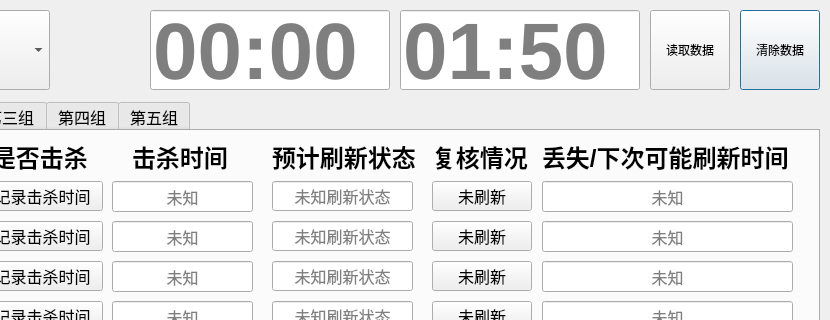
Above: qt6UI/BossKill.ui from Mrwangjundaoyou/Artale-Boss-killrecord before the change; both pictures show x 180 to 1010 and y 0 to 320 of the 1010 by 1100 pixel window. Below: the same form after it.
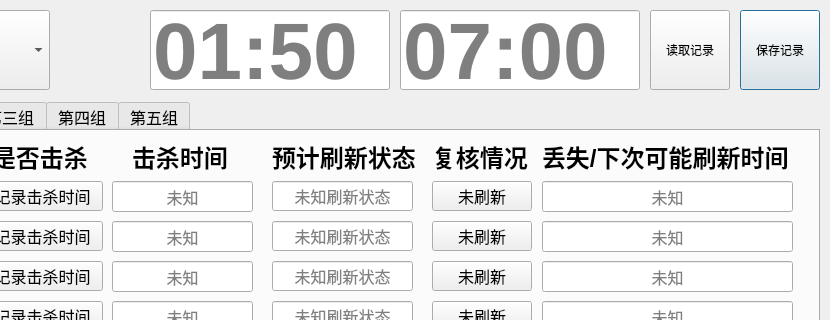
That is the form after the change. Icons and pictures are not drawn.

Patch:
```diff
--- a/qt6UI/BossKill.ui
+++ b/qt6UI/BossKill.ui
@@ -153,36 +153,11 @@
    <property name="maximumSize">
     <size>
      <width>80</width>
-     <height>16777215</height>
-    </size>
-   </property>
-   <property name="text">
-    <string>清除数据</string>
-   </property>
-  </widget>
-  <widget class="QPushButton" name="pushButton_Reddata">
-   <property name="geometry">
-    <rect>
-     <x>830</x>
-     <y>10</y>
-     <width>80</width>
      <height>80</height>
-    </rect>
-   </property>
-   <property name="minimumSize">
-    <size>
-     <width>80</width>
-     <height>80</height>
     </size>
    </property>
-   <property name="maximumSize">
-    <size>
-     <width>80</width>
-     <height>80</height>
-    </size>
-   </property>
    <property name="text">
-    <string>读取数据</string>
+    <string>保存记录</string>
    </property>
   </widget>
   <widget class="QTabWidget" name="tabWidget">
@@ -19218,7 +19193,7 @@
     <bool>true</bool>
    </property>
    <property name="placeholderText">
-    <string>00:00</string>
+    <string>01:50</string>
    </property>
   </widget>
   <widget class="QLineEdit" name="lineEdit_Maxtime">
@@ -19253,7 +19228,7 @@
     <bool>true</bool>
    </property>
    <property name="placeholderText">
-    <string>01:50</string>
+    <string>07:00</string>
    </property>
   </widget>
   <widget class="QLabel" name="label_Boss">
@@ -19287,6 +19262,31 @@
     <bool>true</bool>
    </property>
   </widget>
+  <widget class="QPushButton" name="pushButton_Savedata_2">
+   <property name="geometry">
+    <rect>
+     <x>830</x>
+     <y>10</y>
+     <width>80</width>
+     <height>80</height>
+    </rect>
+   </property>
+   <property name="minimumSize">
+    <size>
+     <width>80</width>
+     <height>80</height>
+    </size>
+   </property>
+   <property name="maximumSize">
+    <size>
+     <width>80</width>
+     <height>80</height>
+    </size>
+   </property>
+   <property name="text">
+    <string>读取记录</string>
+   </property>
+  </widget>
   <zorder>label_Boss</zorder>
   <zorder>tabWidget</zorder>
   <zorder>comboBox_Name</zorder>
```
Left out of the diff: 26 changed lines with no effect on the pictures.
